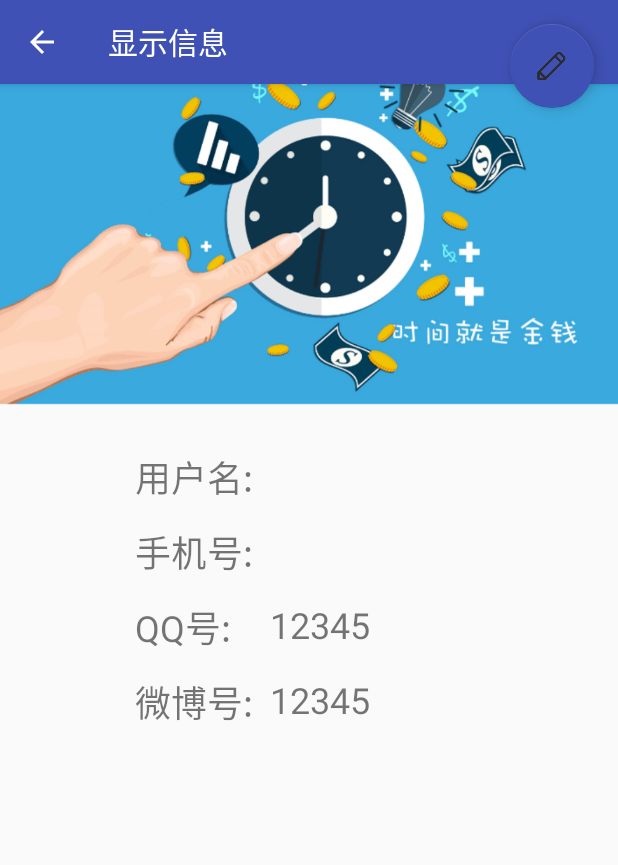
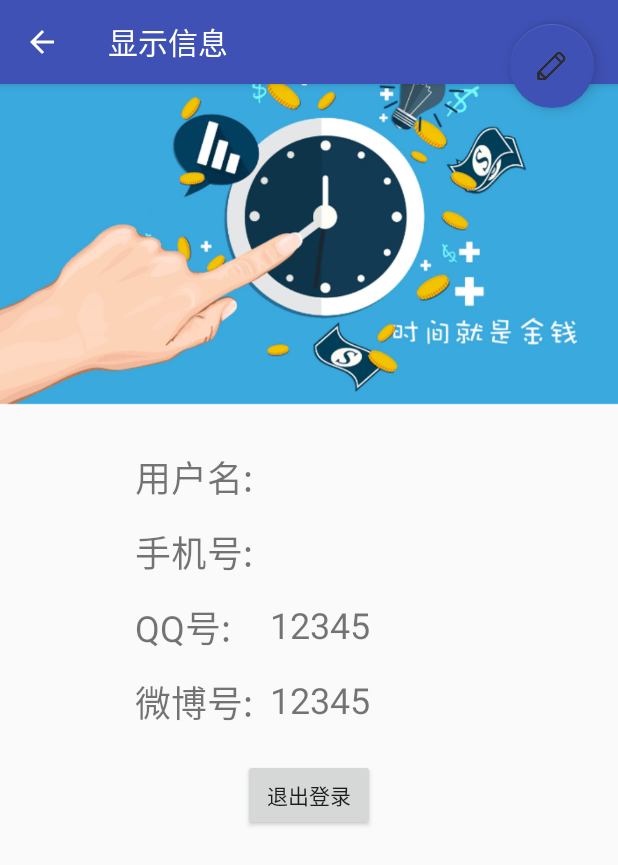
Before and after one commit to TeamALi88/ScheduleManagement, an Android app: the showinfoActivity screen opened directly, with no data from a screen before it, on a phone screen of 412 x 824 dp. Shown: the top 865 px of the screen. Run offline under Robolectric (Android 15) with nearby library versions, the phone set to English and light mode, and no system bars.

Commit message:
增加注销按钮、修改返回逻辑

```diff
--- a/Haoji/app/src/main/java/com/example/haoji/userActivity/login1Activity.java
+++ b/Haoji/app/src/main/java/com/example/haoji/userActivity/login1Activity.java
@@ -111,7 +111,7 @@ public class login1Activity extends AppCompatActivity implements View.OnClickLis
                         else if(judgeState(responseData)){       //跳转到主界面
 //                            showb();
 
-                            Intent intent=new Intent(login1Activity.this,dailyActivity.class);
+                            Intent intent=new Intent(login1Activity.this,showinfoActivity.class);
                             startActivity(intent);
                         }
                         else{
@@ -190,7 +190,8 @@ public class login1Activity extends AppCompatActivity implements View.OnClickLis
       switch(item.getItemId()){
           case android.R.id.home:
               this.finish();
-              return true;
+              Intent intent = new Intent(login1Activity.this ,dailyActivity.class);
+              startActivity(intent);
       }
 
         return super.onOptionsItemSelected(item);
--- a/Haoji/app/src/main/java/com/example/haoji/userActivity/showinfoActivity.java
+++ b/Haoji/app/src/main/java/com/example/haoji/userActivity/showinfoActivity.java
@@ -7,6 +7,7 @@ import android.support.v7.app.AppCompatActivity;
 import android.support.v7.widget.Toolbar;
 import android.view.MenuItem;
 import android.view.View;
+import android.widget.Button;
 import android.widget.TextView;
 import android.widget.Toast;
 
@@ -25,6 +26,7 @@ public class showinfoActivity extends AppCompatActivity {
         TextView userPhone = (TextView)findViewById(R.id.text_view6);
         TextView qqNum = (TextView)findViewById(R.id.text_view7);
         TextView wbNum = (TextView)findViewById(R.id.text_view8);
+        Button backLogin = (Button)findViewById(R.id.backLogin);
         Toolbar toolbar = (Toolbar) findViewById(R.id.toolbar);
         setSupportActionBar(toolbar);
         android.support.v7.app.ActionBar actionBar = getSupportActionBar();
@@ -50,7 +52,14 @@ public class showinfoActivity extends AppCompatActivity {
                 startActivity(intent);
             }
         });
-
+        backLogin.setOnClickListener(new View.OnClickListener() {
+            @Override
+            public void onClick(View v) {
+                app.setState(0);
+                Intent intent = new Intent(showinfoActivity.this,login1Activity.class);
+                startActivity(intent);
+            }
+        });
     }
     public boolean onOptionsItemSelected (MenuItem item) {
         switch (item.getItemId()) {
--- a/Haoji/app/src/main/res/layout/activity_showinfo.xml
+++ b/Haoji/app/src/main/res/layout/activity_showinfo.xml
@@ -125,6 +125,15 @@
             android:textSize="24sp"
             android:maxLines="1"
             />
+        <Button
+            android:layout_width="wrap_content"
+            android:layout_height="wrap_content"
+            android:id="@+id/backLogin"
+            android:layout_below="@+id/text_view4"
+            android:layout_centerHorizontal="true"
+            android:layout_marginTop="20dp"
+            android:text="退出登录"
+            />
     </RelativeLayout>
 
 </android.support.design.widget.CoordinatorLayout>
```
